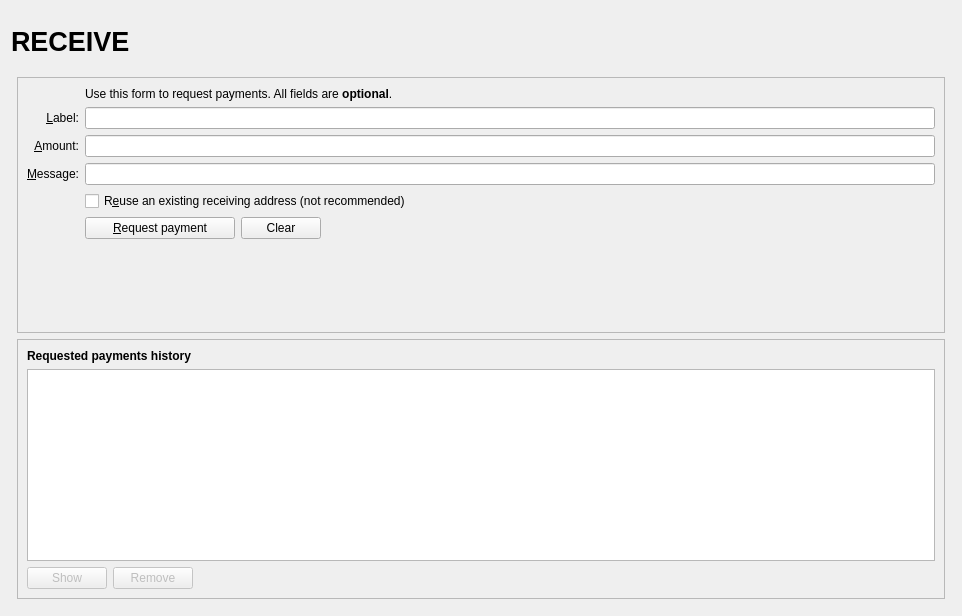
First picture: the form in src/qt/forms/receivecoinsdialog.ui, repository 22388o/CryptoDEX, before the edit.
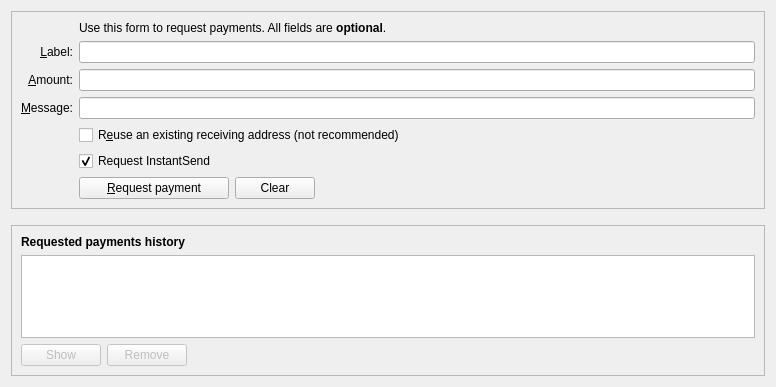
Second picture: the form after the edit. Icons and pictures are not drawn. Custom widgets are drawn as their Qt base class.

What changed in the file:
```diff
--- a/src/qt/forms/receivecoinsdialog.ui
+++ b/src/qt/forms/receivecoinsdialog.ui
@@ -6,119 +6,11 @@
    <rect>
     <x>0</x>
     <y>0</y>
-    <width>962</width>
-    <height>616</height>
+    <width>776</width>
+    <height>387</height>
    </rect>
   </property>
-  <layout class="QVBoxLayout" name="verticalLayout" stretch="0">
-   <item>
-    <layout class="QVBoxLayout" name="verticalLayout_Master" stretch="0,1">
-     <property name="spacing">
-      <number>0</number>
-     </property>
-     <item>
-      <widget class="QFrame" name="frame_Header">
-       <layout class="QVBoxLayout" name="verticalLayout_8">
-        <property name="leftMargin">
-         <number>0</number>
-        </property>
-        <property name="topMargin">
-         <number>0</number>
-        </property>
-        <property name="rightMargin">
-         <number>0</number>
-        </property>
-        <property name="bottomMargin">
-         <number>0</number>
-        </property>
-        <item>
-         <layout class="QHBoxLayout" name="horizontalLayout_Header" stretch="1,0,1">
-          <item>
-           <widget class="QLabel" name="labelOverviewHeaderLeft">
-            <property name="minimumSize">
-             <size>
-              <width>464</width>
-              <height>60</height>
-             </size>
-            </property>
-            <property name="maximumSize">
-             <size>
-              <width>16777215</width>
-              <height>60</height>
-             </size>
-            </property>
-            <property name="font">
-             <font>
-              <pointsize>20</pointsize>
-              <weight>75</weight>
-              <bold>true</bold>
-             </font>
-            </property>
-            <property name="text">
-             <string>RECEIVE</string>
-            </property>
-           </widget>
-          </item>
-          <item>
-           <spacer name="horizontalSpacer_3">
-            <property name="orientation">
-             <enum>Qt::Horizontal</enum>
-            </property>
-            <property name="sizeHint" stdset="0">
-             <size>
-              <width>40</width>
-              <height>20</height>
-             </size>
-            </property>
-           </spacer>
-          </item>
-          <item>
-           <widget class="QLabel" name="labelOverviewHeaderRight">
-            <property name="minimumSize">
-             <size>
-              <width>464</width>
-              <height>60</height>
-             </size>
-            </property>
-            <property name="maximumSize">
-             <size>
-              <width>16777215</width>
-              <height>60</height>
-             </size>
-            </property>
-            <property name="font">
-             <font>
-              <pointsize>14</pointsize>
-             </font>
-            </property>
-            <property name="text">
-             <string/>
-            </property>
-            <property name="alignment">
-             <set>Qt::AlignRight|Qt::AlignTrailing|Qt::AlignVCenter</set>
-            </property>
-           </widget>
-          </item>
-         </layout>
-        </item>
-       </layout>
-      </widget>
-     </item>
-     <item>
-      <widget class="QFrame" name="frame_BG">
-       <layout class="QVBoxLayout" name="verticalLayout_5">
-        <property name="leftMargin">
-         <number>6</number>
-        </property>
-        <property name="topMargin">
-         <number>6</number>
-        </property>
-        <property name="rightMargin">
-         <number>6</number>
-        </property>
-        <property name="bottomMargin">
-         <number>6</number>
-        </property>
+  <layout class="QVBoxLayout" name="verticalLayout" stretch="0,0,1">
         <item>
          <widget class="QFrame" name="frame2">
           <property name="sizePolicy">
@@ -235,14 +127,7 @@
                </property>
               </widget>
              </item>
-             <item row="8" column="0">
-              <widget class="QLabel" name="label_7">
-               <property name="text">
-                <string/>
-               </property>
-              </widget>
-             </item>
-             <item row="8" column="2">
+        <item row="9" column="2">
               <layout class="QHBoxLayout" name="horizontalLayout">
                <item>
                 <widget class="QPushButton" name="receiveButton">
@@ -299,23 +184,40 @@
                </item>
               </layout>
              </item>
-             <item row="9" column="2">
-              <spacer name="verticalSpacer">
+        <item row="9" column="0">
+         <widget class="QLabel" name="label_7">
+          <property name="text">
+           <string/>
+          </property>
+         </widget>
+        </item>
+        <item row="8" column="2">
+         <widget class="QCheckBox" name="checkUseInstantSend">
+          <property name="text">
+           <string>Request InstantSend</string>
+          </property>
+          <property name="checked">
+           <bool>true</bool>
+          </property>
+         </widget>
+        </item>
+       </layout>
+      </item>
+     </layout>
+    </widget>
+   </item>
+   <item>
+    <spacer name="verticalSpacer_2">
                <property name="orientation">
                 <enum>Qt::Vertical</enum>
                </property>
                <property name="sizeHint" stdset="0">
                 <size>
                  <width>20</width>
-                 <height>40</height>
+       <height>10</height>
                 </size>
                </property>
               </spacer>
-             </item>
-            </layout>
-           </item>
-          </layout>
-         </widget>
         </item>
         <item>
          <widget class="QFrame" name="frame">
@@ -347,43 +249,6 @@
            </item>
            <item>
             <widget class="QTableView" name="recentRequestsView">
-             <property name="palette">
-              <palette>
-               <active>
-                <colorrole role="Text">
-                 <brush brushstyle="SolidPattern">
-                  <color alpha="255">
-                   <red>51</red>
-                   <green>51</green>
-                   <blue>51</blue>
-                  </color>
-                 </brush>
-                </colorrole>
-               </active>
-               <inactive>
-                <colorrole role="Text">
-                 <brush brushstyle="SolidPattern">
-                  <color alpha="255">
-                   <red>51</red>
-                   <green>51</green>
-                   <blue>51</blue>
-                  </color>
-                 </brush>
-                </colorrole>
-               </inactive>
-               <disabled>
-                <colorrole role="Text">
-                 <brush brushstyle="SolidPattern">
-                  <color alpha="255">
-                   <red>85</red>
-                   <green>85</green>
-                   <blue>85</blue>
-                  </color>
-                 </brush>
-                </colorrole>
-               </disabled>
-              </palette>
-             </property>
              <property name="contextMenuPolicy">
               <enum>Qt::CustomContextMenu</enum>
              </property>
@@ -454,11 +319,6 @@
            </item>
           </layout>
          </widget>
-        </item>
-       </layout>
-      </widget>
-     </item>
-    </layout>
    </item>
   </layout>
  </widget>
```
Left out of the diff: 20 changed lines with no effect on the pictures. Lines whose indentation alone changed are shown as unchanged.
